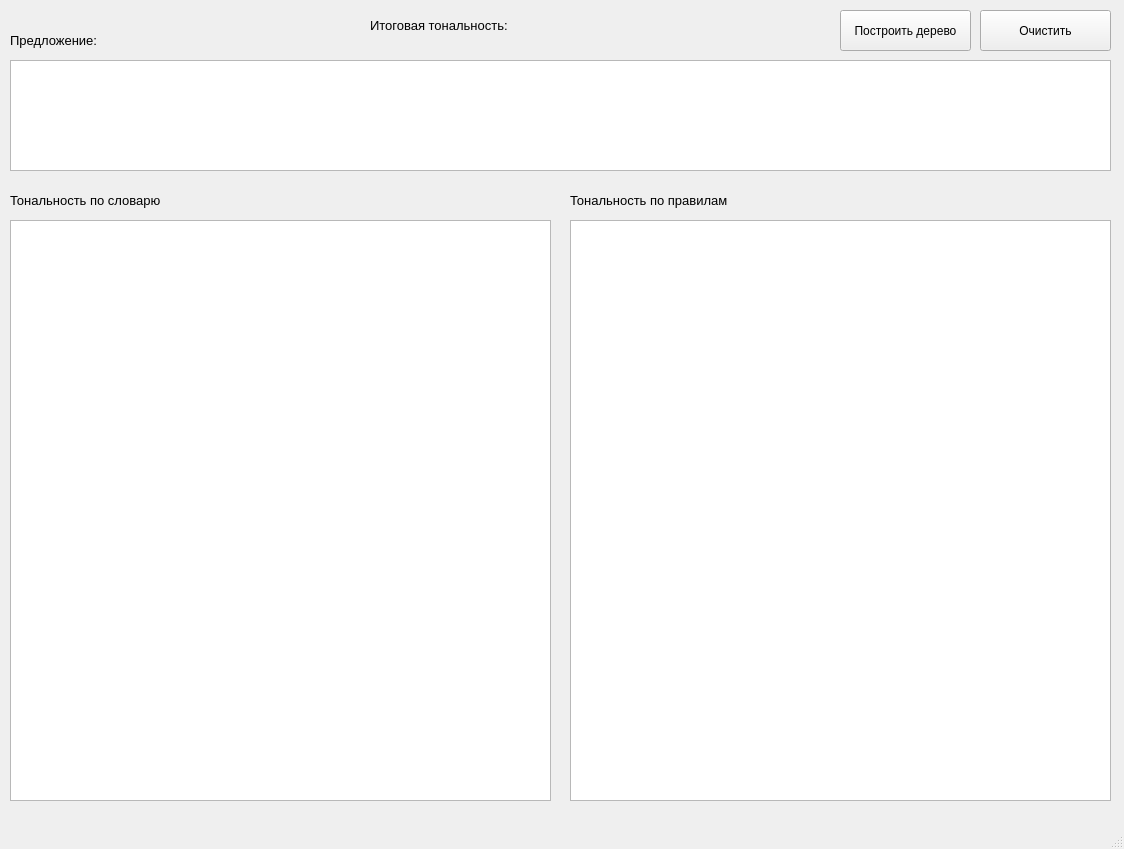
Before: the Qt Designer form ui/singleSentenceSentimentTreeForm/singleSentenceSentimentTreeForm.ui in Andrew-Garanin/SentimentVisualizationApp, drawn with Qt 5.
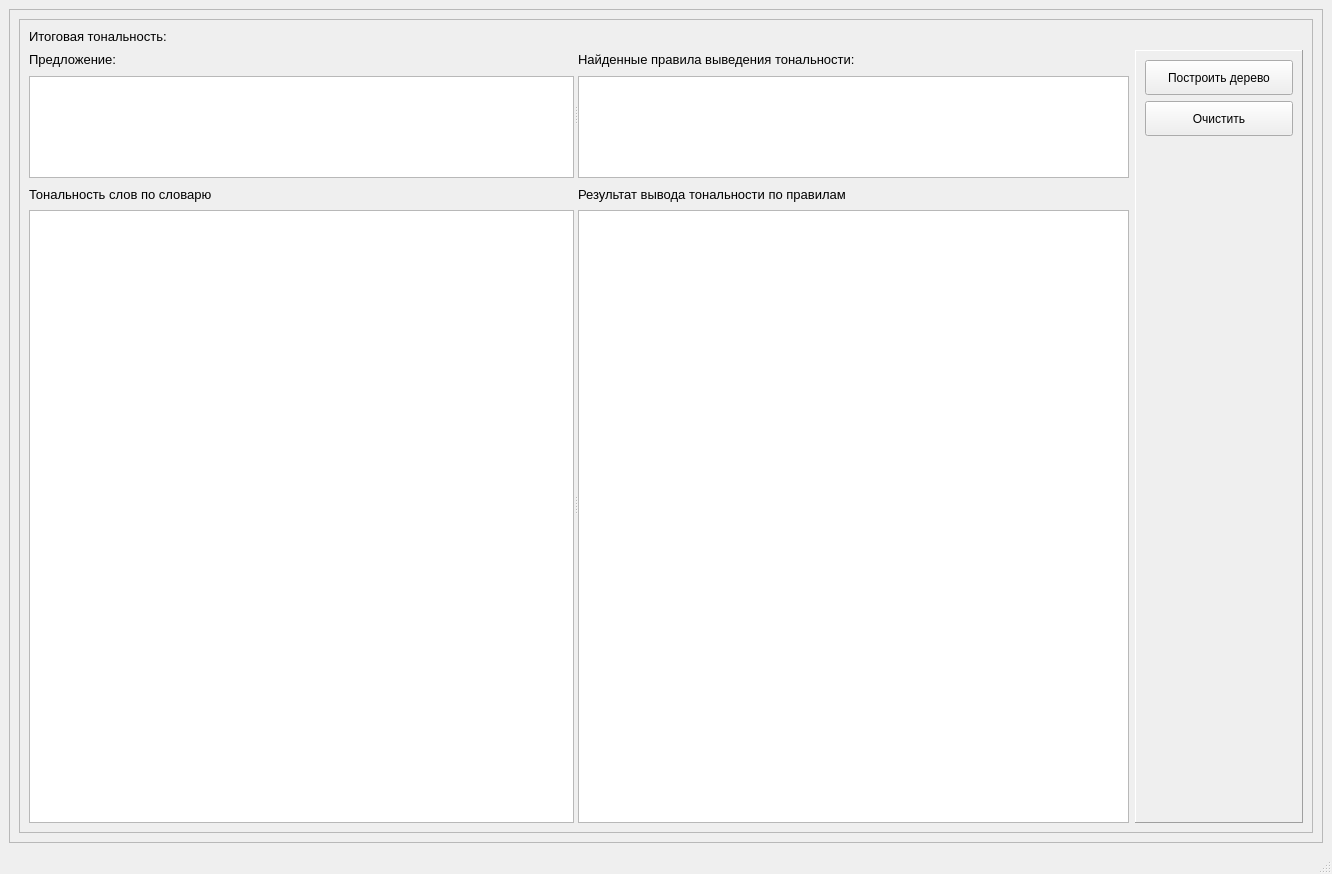
After: the same form once the commit is applied.

Commit message: Added list of found rules and singleSentenceSentimentTreeForm.ui adaptivity

What changed in the file:
```diff
--- a/ui/singleSentenceSentimentTreeForm/singleSentenceSentimentTreeForm.ui
+++ b/ui/singleSentenceSentimentTreeForm/singleSentenceSentimentTreeForm.ui
@@ -6,151 +6,313 @@
    <rect>
     <x>0</x>
     <y>0</y>
-    <width>1124</width>
-    <height>849</height>
+    <width>1332</width>
+    <height>874</height>
    </rect>
   </property>
   <property name="windowTitle">
    <string>MainWindow</string>
   </property>
   <widget class="QWidget" name="centralwidget">
-   <widget class="QLabel" name="labelFirstTree">
-    <property name="geometry">
-     <rect>
-      <x>10</x>
-      <y>190</y>
-      <width>201</width>
-      <height>21</height>
-     </rect>
-    </property>
-    <property name="font">
-     <font>
-      <pointsize>10</pointsize>
-     </font>
-    </property>
-    <property name="frameShape">
-     <enum>QFrame::NoFrame</enum>
-    </property>
-    <property name="text">
-     <string>Тональность по словарю</string>
-    </property>
-   </widget>
-   <widget class="QGraphicsView" name="graphicsViewFirstTree">
-    <property name="geometry">
-     <rect>
-      <x>10</x>
-      <y>220</y>
-      <width>541</width>
-      <height>581</height>
-     </rect>
-    </property>
-    <property name="dragMode">
-     <enum>QGraphicsView::ScrollHandDrag</enum>
-    </property>
-   </widget>
-   <widget class="QTextEdit" name="textEditSentense">
-    <property name="geometry">
-     <rect>
-      <x>10</x>
-      <y>60</y>
-      <width>1101</width>
-      <height>111</height>
-     </rect>
-    </property>
-   </widget>
-   <widget class="QGraphicsView" name="graphicsViewSecondTree">
-    <property name="geometry">
-     <rect>
-      <x>570</x>
-      <y>220</y>
-      <width>541</width>
-      <height>581</height>
-     </rect>
-    </property>
-    <property name="dragMode">
-     <enum>QGraphicsView::ScrollHandDrag</enum>
-    </property>
-   </widget>
-   <widget class="QLabel" name="labelSecondTree">
-    <property name="geometry">
-     <rect>
-      <x>570</x>
-      <y>190</y>
-      <width>211</width>
-      <height>21</height>
-     </rect>
-    </property>
-    <property name="font">
-     <font>
-      <pointsize>10</pointsize>
-     </font>
-    </property>
-    <property name="text">
-     <string>Тональность по правилам</string>
-    </property>
-   </widget>
-   <widget class="QPushButton" name="clearButton">
-    <property name="geometry">
-     <rect>
-      <x>980</x>
-      <y>10</y>
-      <width>131</width>
-      <height>41</height>
-     </rect>
-    </property>
-    <property name="text">
-     <string>Очистить</string>
-    </property>
-   </widget>
-   <widget class="QPushButton" name="generateTreeButton">
-    <property name="geometry">
-     <rect>
-      <x>840</x>
-      <y>10</y>
-      <width>131</width>
-      <height>41</height>
-     </rect>
-    </property>
-    <property name="text">
-     <string>Построить дерево</string>
-    </property>
-   </widget>
-   <widget class="QLabel" name="labelEnterSentence">
-    <property name="geometry">
-     <rect>
-      <x>10</x>
-      <y>30</y>
-      <width>121</width>
-      <height>21</height>
-     </rect>
-    </property>
-    <property name="font">
-     <font>
-      <pointsize>8</pointsize>
-     </font>
-    </property>
-    <property name="text">
-     <string>&lt;html&gt;&lt;head/&gt;&lt;body&gt;&lt;p&gt;&lt;span style=&quot; font-size:10pt;&quot;&gt;Предложение:&lt;/span&gt;&lt;/p&gt;&lt;/body&gt;&lt;/html&gt;</string>
-    </property>
-   </widget>
-   <widget class="QLabel" name="labelFinalSentiment">
-    <property name="geometry">
-     <rect>
-      <x>370</x>
-      <y>10</y>
-      <width>381</width>
-      <height>31</height>
-     </rect>
-    </property>
-    <property name="font">
-     <font>
-      <pointsize>10</pointsize>
-     </font>
-    </property>
-    <property name="text">
-     <string>Итоговая тональность:</string>
-    </property>
-   </widget>
+   <layout class="QGridLayout" name="gridLayout">
+    <item row="1" column="0">
+     <widget class="QFrame" name="frame">
+      <property name="frameShape">
+       <enum>QFrame::StyledPanel</enum>
+      </property>
+      <property name="frameShadow">
+       <enum>QFrame::Raised</enum>
+      </property>
+      <layout class="QGridLayout" name="gridLayout_6">
+       <item row="0" column="0">
+        <layout class="QHBoxLayout" name="horizontalLayout">
+         <item>
+          <widget class="QFrame" name="frame_4">
+           <property name="minimumSize">
+            <size>
+             <width>0</width>
+             <height>0</height>
+            </size>
+           </property>
+           <property name="frameShape">
+            <enum>QFrame::StyledPanel</enum>
+           </property>
+           <property name="frameShadow">
+            <enum>QFrame::Raised</enum>
+           </property>
+           <layout class="QGridLayout" name="gridLayout_9">
+            <item row="1" column="1">
+             <widget class="QFrame" name="frame_2">
+              <property name="sizePolicy">
+               <sizepolicy hsizetype="Fixed" vsizetype="Preferred">
+                <horstretch>0</horstretch>
+                <verstretch>0</verstretch>
+               </sizepolicy>
+              </property>
+              <property name="frameShape">
+               <enum>QFrame::Panel</enum>
+              </property>
+              <property name="frameShadow">
+               <enum>QFrame::Raised</enum>
+              </property>
+              <layout class="QGridLayout" name="gridLayout_8">
+               <item row="2" column="0">
+                <spacer name="verticalSpacer">
+                 <property name="orientation">
+                  <enum>Qt::Vertical</enum>
+                 </property>
+                 <property name="sizeHint" stdset="0">
+                  <size>
+                   <width>20</width>
+                   <height>40</height>
+                  </size>
+                 </property>
+                </spacer>
+               </item>
+               <item row="0" column="0">
+                <widget class="QPushButton" name="generateTreeButton">
+                 <property name="minimumSize">
+                  <size>
+                   <width>0</width>
+                   <height>35</height>
+                  </size>
+                 </property>
+                 <property name="text">
+                  <string>Построить дерево</string>
+                 </property>
+                </widget>
+               </item>
+               <item row="1" column="0">
+                <widget class="QPushButton" name="clearButton">
+                 <property name="minimumSize">
+                  <size>
+                   <width>0</width>
+                   <height>35</height>
+                  </size>
+                 </property>
+                 <property name="text">
+                  <string>Очистить</string>
+                 </property>
+                </widget>
+               </item>
+               <item row="3" column="0">
+                <spacer name="horizontalSpacer_5">
+                 <property name="orientation">
+                  <enum>Qt::Horizontal</enum>
+                 </property>
+                 <property name="sizeHint" stdset="0">
+                  <size>
+                   <width>148</width>
+                   <height>20</height>
+                  </size>
+                 </property>
+                </spacer>
+               </item>
+              </layout>
+             </widget>
+            </item>
+            <item row="1" column="0">
+             <layout class="QVBoxLayout" name="verticalLayout_7">
+              <item>
+               <widget class="QSplitter" name="splitter">
+                <property name="sizePolicy">
+                 <sizepolicy hsizetype="Expanding" vsizetype="Expanding">
+                  <horstretch>0</horstretch>
+                  <verstretch>1</verstretch>
+                 </sizepolicy>
+                </property>
+                <property name="maximumSize">
+                 <size>
+                  <width>16777215</width>
+                  <height>16777215</height>
+                 </size>
+                </property>
+                <property name="orientation">
+                 <enum>Qt::Horizontal</enum>
+                </property>
+                <widget class="QWidget" name="">
+                 <layout class="QGridLayout" name="gridLayout_2">
+                  <item row="0" column="0">
+                   <widget class="QLabel" name="labelEnterSentence">
+                    <property name="font">
+                     <font>
+                      <pointsize>8</pointsize>
+                     </font>
+                    </property>
+                    <property name="text">
+                     <string>&lt;html&gt;&lt;head/&gt;&lt;body&gt;&lt;p&gt;&lt;span style=&quot; font-size:10pt;&quot;&gt;Предложение:&lt;/span&gt;&lt;/p&gt;&lt;/body&gt;&lt;/html&gt;</string>
+                    </property>
+                   </widget>
+                  </item>
+                  <item row="1" column="0" colspan="2">
+                   <widget class="QTextEdit" name="textEditSentense"/>
+                  </item>
+                  <item row="0" column="1">
+                   <spacer name="horizontalSpacer">
+                    <property name="orientation">
+                     <enum>Qt::Horizontal</enum>
+                    </property>
+                    <property name="sizeHint" stdset="0">
+                     <size>
+                      <width>451</width>
+                      <height>20</height>
+                     </size>
+                    </property>
+                   </spacer>
+                  </item>
+                 </layout>
+                </widget>
+                <widget class="QWidget" name="">
+                 <layout class="QGridLayout" name="gridLayout_5">
+                  <item row="0" column="1">
+                   <spacer name="horizontalSpacer_2">
+                    <property name="orientation">
+                     <enum>Qt::Horizontal</enum>
+                    </property>
+                    <property name="sizeHint" stdset="0">
+                     <size>
+                      <width>268</width>
+                      <height>20</height>
+                     </size>
+                    </property>
+                   </spacer>
+                  </item>
+                  <item row="0" column="0">
+                   <widget class="QLabel" name="labelEnterSentence_2">
+                    <property name="font">
+                     <font>
+                      <pointsize>8</pointsize>
+                     </font>
+                    </property>
+                    <property name="text">
+                     <string>&lt;html&gt;&lt;head/&gt;&lt;body&gt;&lt;p&gt;&lt;span style=&quot; font-size:10pt;&quot;&gt;Найденные правила выведения тональности:&lt;/span&gt;&lt;/p&gt;&lt;/body&gt;&lt;/html&gt;</string>
+                    </property>
+                   </widget>
+                  </item>
+                  <item row="1" column="0" colspan="2">
+                   <widget class="QListWidget" name="foundRulesListWidget"/>
+                  </item>
+                 </layout>
+                </widget>
+               </widget>
+              </item>
+              <item>
+               <widget class="QSplitter" name="splitter_2">
+                <property name="sizePolicy">
+                 <sizepolicy hsizetype="Expanding" vsizetype="Expanding">
+                  <horstretch>0</horstretch>
+                  <verstretch>5</verstretch>
+                 </sizepolicy>
+                </property>
+                <property name="orientation">
+                 <enum>Qt::Horizontal</enum>
+                </property>
+                <widget class="QWidget" name="">
+                 <layout class="QGridLayout" name="gridLayout_3">
+                  <item row="0" column="0">
+                   <widget class="QLabel" name="labelFirstTree">
+                    <property name="font">
+                     <font>
+                      <pointsize>10</pointsize>
+                     </font>
+                    </property>
+                    <property name="frameShape">
+                     <enum>QFrame::NoFrame</enum>
+                    </property>
+                    <property name="text">
+                     <string>Тональность слов по словарю</string>
+                    </property>
+                   </widget>
+                  </item>
+                  <item row="1" column="0" colspan="2">
+                   <widget class="QGraphicsView" name="graphicsViewFirstTree">
+                    <property name="dragMode">
+                     <enum>QGraphicsView::ScrollHandDrag</enum>
+                    </property>
+                   </widget>
+                  </item>
+                  <item row="0" column="1">
+                   <spacer name="horizontalSpacer_3">
+                    <property name="orientation">
+                     <enum>Qt::Horizontal</enum>
+                    </property>
+                    <property name="sizeHint" stdset="0">
+                     <size>
+                      <width>348</width>
+                      <height>20</height>
+                     </size>
+                    </property>
+                   </spacer>
+                  </item>
+                 </layout>
+                </widget>
+                <widget class="QWidget" name="">
+                 <layout class="QGridLayout" name="gridLayout_4">
+                  <item row="0" column="0">
+                   <widget class="QLabel" name="labelSecondTree">
+                    <property name="font">
+                     <font>
+                      <pointsize>10</pointsize>
+                     </font>
+                    </property>
+                    <property name="text">
+                     <string>Результат вывода тональности по правилам</string>
+                    </property>
+                   </widget>
+                  </item>
+                  <item row="0" column="1">
+                   <spacer name="horizontalSpacer_4">
+                    <property name="orientation">
+                     <enum>Qt::Horizontal</enum>
+                    </property>
+                    <property name="sizeHint" stdset="0">
+                     <size>
+                      <width>268</width>
+                      <height>20</height>
+                     </size>
+                    </property>
+                   </spacer>
+                  </item>
+                  <item row="1" column="0" colspan="2">
+                   <widget class="QGraphicsView" name="graphicsViewSecondTree">
+                    <property name="dragMode">
+                     <enum>QGraphicsView::ScrollHandDrag</enum>
+                    </property>
+                   </widget>
+                  </item>
+                 </layout>
+                </widget>
+               </widget>
+              </item>
+             </layout>
+            </item>
+            <item row="0" column="0">
+             <widget class="QLabel" name="labelFinalSentiment">
+              <property name="maximumSize">
+               <size>
+                <width>16777215</width>
+                <height>16</height>
+               </size>
+              </property>
+              <property name="font">
+               <font>
+                <pointsize>10</pointsize>
+               </font>
+              </property>
+              <property name="text">
+               <string>Итоговая тональность:</string>
+              </property>
+             </widget>
+            </item>
+           </layout>
+          </widget>
+         </item>
+        </layout>
+       </item>
+      </layout>
+     </widget>
+    </item>
+   </layout>
   </widget>
   <widget class="QMenuBar" name="menubar">
    <property name="geometry">
```
Left out of the diff: 8 changed lines with no effect on the pictures. The commit also changes 16 other files.
